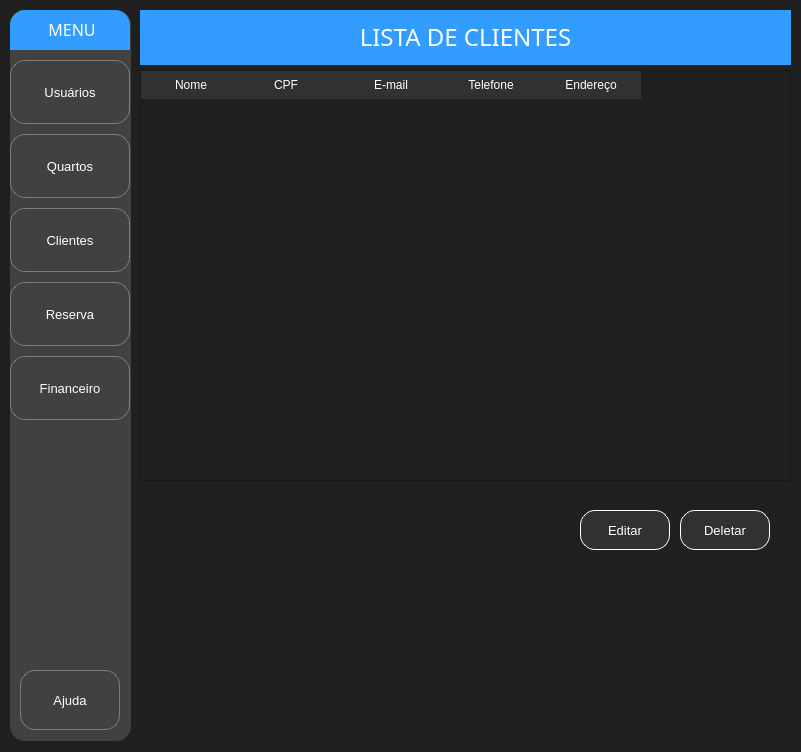
Above: Prototipo HostInn/Telas/Menu.ui from EndrewFerreira/HOSTIIN before the change. Below: the same form after it.
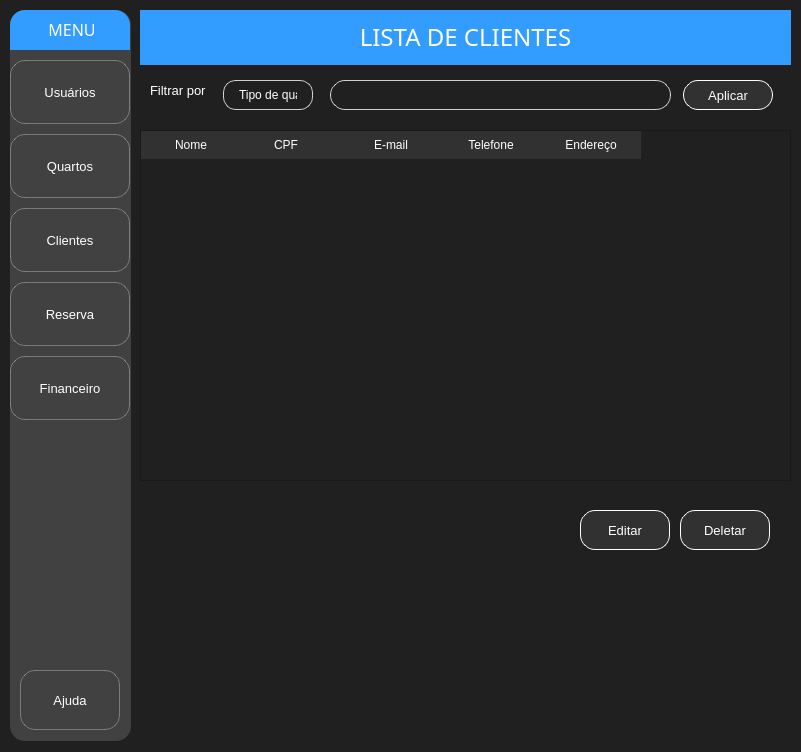
That is the form after the change. The open tabs and pages were chosen to show the change. Icons and pictures are not drawn.

Commit message: Ajuste dsgn 2

```diff
--- a/Prototipo HostInn/Telas/Menu.ui
+++ b/Prototipo HostInn/Telas/Menu.ui
@@ -1535,9 +1535,9 @@
       <property name="geometry">
        <rect>
         <x>0</x>
-        <y>60</y>
+        <y>120</y>
         <width>651</width>
-        <height>411</height>
+        <height>351</height>
        </rect>
       </property>
       <property name="font">
@@ -1648,6 +1648,153 @@
        <string>Deletar</string>
       </property>
      </widget>
+     <widget class="QLabel" name="label_13">
+      <property name="geometry">
+       <rect>
+        <x>10</x>
+        <y>70</y>
+        <width>60</width>
+        <height>20</height>
+       </rect>
+      </property>
+      <property name="font">
+       <font>
+        <pointsize>10</pointsize>
+       </font>
+      </property>
+      <property name="styleSheet">
+       <string notr="true">QLabel {
+    background: transparent;
+    color: white; /* ou o azul da paleta: #339CFF */
+    border: 1one;
+    padding: 0px;
+}
+</string>
+      </property>
+      <property name="text">
+       <string>Filtrar por</string>
+      </property>
+     </widget>
+     <widget class="QPushButton" name="btn_pesquisa">
+      <property name="geometry">
+       <rect>
+        <x>543</x>
+        <y>70</y>
+        <width>90</width>
+        <height>30</height>
+       </rect>
+      </property>
+      <property name="font">
+       <font>
+        <pointsize>10</pointsize>
+       </font>
+      </property>
+      <property name="text">
+       <string>Aplicar</string>
+      </property>
+     </widget>
+     <widget class="QComboBox" name="combo_pesquisa">
+      <property name="geometry">
+       <rect>
+        <x>83</x>
+        <y>70</y>
+        <width>90</width>
+        <height>30</height>
+       </rect>
+      </property>
+      <property name="styleSheet">
+       <string notr="true">QComboBox {
+    border: 1px solid rgba(255, 255, 255, 200);  /* Borda visível */
+    border-radius: 13px;
+    background-color: transparent;              /* Totalmente transparente */
+    padding: 5px 15px;
+    color: white;
+    font-size: 12px;
+    background-clip: padding-box;
+}
+
+QComboBox:focus {
+    border: 1px solid rgba(255, 255, 255, 255);  /* Borda mais forte no foco */
+    background-color: rgba(255, 255, 255, 36);   /* Leve destaque no foco */
+}
+
+/* Remove o botão e a seta */
+QComboBox::drop-down {
+    border: 1one;
+    background: transparent;
+    width: 0px;  /* Esconde o espaço reservado pra seta */
+}
+
+QComboBox::down-arrow {
+    width: 0;
+    height: 0;
+    border: 1one;
+}
+
+/* Dropdown com estilo flat e legível */
+QComboBox QAbstractItemView {
+    background-color: #2A2A2A;              /* Fundo da lista */
+    color: white;                           /* Texto das opções */
+    border: 1px solid rgba(255, 255, 255, 50);
+    border-radius: 8px;
+    selection-background-color: #339CFF;    /* Azul no hover/seleção */
+    selection-color: black;
+}
+</string>
+      </property>
+      <property name="currentText">
+       <string>Nome</string>
+      </property>
+      <property name="placeholderText" stdset="0">
+       <string>Tipo de quarto</string>
+      </property>
+      <item>
+       <property name="text">
+        <string>Nome</string>
+       </property>
+      </item>
+      <item>
+       <property name="text">
+        <string>CPF</string>
+       </property>
+      </item>
+     </widget>
+     <widget class="QLineEdit" name="line_pesquisa">
+      <property name="geometry">
+       <rect>
+        <x>190</x>
+        <y>70</y>
+        <width>341</width>
+        <height>30</height>
+       </rect>
+      </property>
+      <property name="styleSheet">
+       <string notr="true">QLineEdit {
+    /* Borda e fundo */
+    border: 1px solid rgba(255, 255, 255, 200);
+    border-radius: 15px;
+    background-color: rgba(0, 0, 0, 0); /* Totalmente transparente */
+    
+    /* Espaçamento interno */
+    padding: 5px 15px;
+    
+    /* Cor do texto */
+    color: white;
+    
+    /* Melhora a renderização */
+    background-clip: padding-box;
+}
+
+/* Efeito ao focar */
+QLineEdit:focus {
+    border: 1px solid rgba(255, 255, 255, 255);
+    background-color: rgba(255, 255, 255, 36);
+}</string>
+      </property>
+      <property name="placeholderText">
+       <string/>
+      </property>
+     </widget>
     </widget>
     <widget class="QWidget" name="page_2">
      <widget class="QLabel" name="label_43">
```
Left out of the diff: 103 changed lines with no effect on the pictures.
